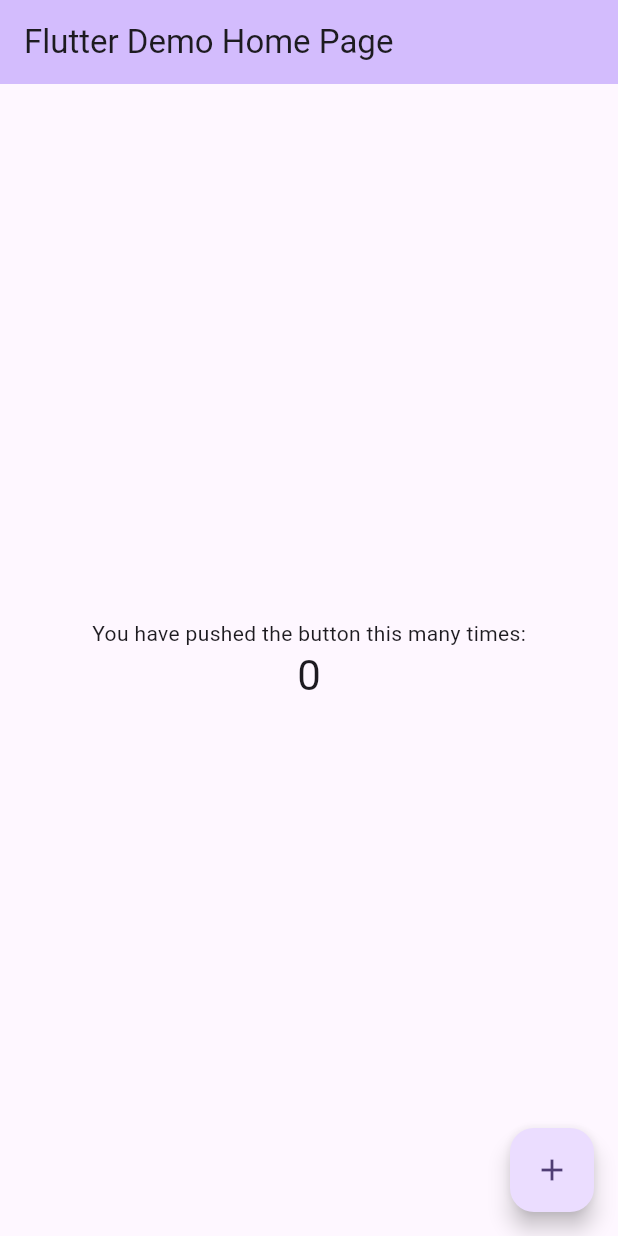
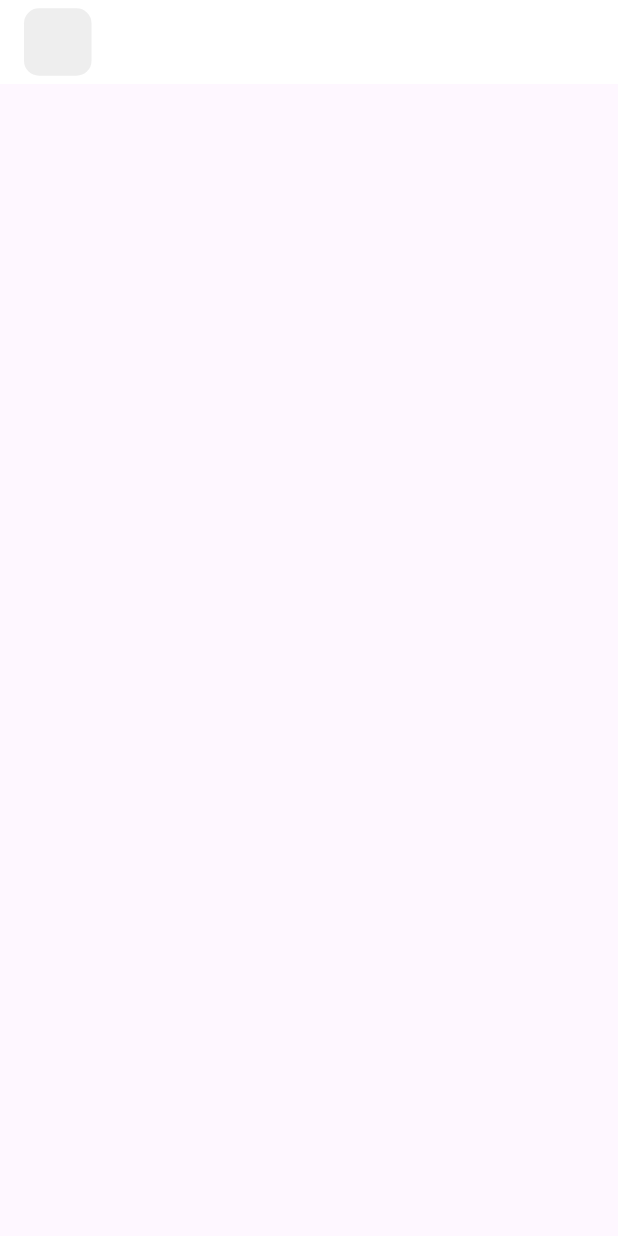
Before and after one commit to 4bhisheksharma/task-management-app, a Flutter app: the screen it shows after launch, on a phone screen of 412 x 824 dp. Run offline on Flutter 3.47's test engine with Material 3 defaults, Android fonts, the phone set to English and light mode, and no system bars.

Commit message:
introduce theme, added container in appbar//still in dev & minor adjustments in main

```diff
--- a/lib/main.dart
+++ b/lib/main.dart
@@ -1,122 +1,25 @@
 import 'package:flutter/material.dart';
+import 'package:flutter/services.dart';
+import 'package:tms/pages/home_page.dart';
 
 void main() {
-  runApp(const MyApp());
+  runApp(MyApp());
 }
 
 class MyApp extends StatelessWidget {
-  const MyApp({super.key});
-
-  // This widget is the root of your application.
   @override
   Widget build(BuildContext context) {
+    SystemChrome.setSystemUIOverlayStyle(
+      SystemUiOverlayStyle(
+        statusBarColor: Colors.transparent,
+        statusBarIconBrightness: Brightness.dark,
+      ),
+    );
     return MaterialApp(
-      title: 'Flutter Demo',
-      theme: ThemeData(
-        // This is the theme of your application.
-        //
-        // TRY THIS: Try running your application with "flutter run". You'll see
-        // the application has a purple toolbar. Then, without quitting the app,
-        // try changing the seedColor in the colorScheme below to Colors.green
-        // and then invoke "hot reload" (save your changes or press the "hot
-        // reload" button in a Flutter-supported IDE, or press "r" if you used
-        // the command line to start the app).
-        //
-        // Notice that the counter didn't reset back to zero; the application
-        // state is not lost during the reload. To reset the state, use hot
-        // restart instead.
-        //
-        // This works for code too, not just values: Most code changes can be
-        // tested with just a hot reload.
-        colorScheme: ColorScheme.fromSeed(seedColor: Colors.deepPurple),
-      ),
-      home: const MyHomePage(title: 'Flutter Demo Home Page'),
+      debugShowCheckedModeBanner: false,
+      title: 'Task Management App',
+      theme: ThemeData(primarySwatch: Colors.blue),
+      home: HomePage(),
     );
   }
 }
-
-class MyHomePage extends StatefulWidget {
-  const MyHomePage({super.key, required this.title});
-
-  // This widget is the home page of your application. It is stateful, meaning
-  // that it has a State object (defined below) that contains fields that affect
-  // how it looks.
-
-  // This class is the configuration for the state. It holds the values (in this
-  // case the title) provided by the parent (in this case the App widget) and
-  // used by the build method of the State. Fields in a Widget subclass are
-  // always marked "final".
-
-  final String title;
-
-  @override
-  State<MyHomePage> createState() => _MyHomePageState();
-}
-
-class _MyHomePageState extends State<MyHomePage> {
-  int _counter = 0;
-
-  void _incrementCounter() {
-    setState(() {
-      // This call to setState tells the Flutter framework that something has
-      // changed in this State, which causes it to rerun the build method below
-      // so that the display can reflect the updated values. If we changed
-      // _counter without calling setState(), then the build method would not be
-      // called again, and so nothing would appear to happen.
-      _counter++;
-    });
-  }
-
-  @override
-  Widget build(BuildContext context) {
-    // This method is rerun every time setState is called, for instance as done
-    // by the _incrementCounter method above.
-    //
-    // The Flutter framework has been optimized to make rerunning build methods
-    // fast, so that you can just rebuild anything that needs updating rather
-    // than having to individually change instances of widgets.
-    return Scaffold(
-      appBar: AppBar(
-        // TRY THIS: Try changing the color here to a specific color (to
-        // Colors.amber, perhaps?) and trigger a hot reload to see the AppBar
-        // change color while the other colors stay the same.
-        backgroundColor: Theme.of(context).colorScheme.inversePrimary,
-        // Here we take the value from the MyHomePage object that was created by
-        // the App.build method, and use it to set our appbar title.
-        title: Text(widget.title),
-      ),
-      body: Center(
-        // Center is a layout widget. It takes a single child and positions it
-        // in the middle of the parent.
-        child: Column(
-          // Column is also a layout widget. It takes a list of children and
-          // arranges them vertically. By default, it sizes itself to fit its
-          // children horizontally, and tries to be as tall as its parent.
-          //
-          // Column has various properties to control how it sizes itself and
-          // how it positions its children. Here we use mainAxisAlignment to
-          // center the children vertically; the main axis here is the vertical
-          // axis because Columns are vertical (the cross axis would be
-          // horizontal).
-          //
-          // TRY THIS: Invoke "debug painting" (choose the "Toggle Debug Paint"
-          // action in the IDE, or press "p" in the console), to see the
-          // wireframe for each widget.
-          mainAxisAlignment: MainAxisAlignment.center,
-          children: <Widget>[
-            const Text('You have pushed the button this many times:'),
-            Text(
-              '$_counter',
-              style: Theme.of(context).textTheme.headlineMedium,
-            ),
-          ],
-        ),
-      ),
-      floatingActionButton: FloatingActionButton(
-        onPressed: _incrementCounter,
-        tooltip: 'Increment',
-        child: const Icon(Icons.add),
-      ), // This trailing comma makes auto-formatting nicer for build methods.
-    );
-  }
-}
--- /dev/null
+++ b/lib/pages/home_page.dart
@@ -0,0 +1,36 @@
+import 'package:flutter/material.dart';
+import 'package:tms/themes/constant.dart';
+
+class HomePage extends StatefulWidget {
+  const HomePage({super.key});
+
+  @override
+  State<HomePage> createState() => _HomePageState();
+}
+
+class _HomePageState extends State<HomePage> {
+  @override
+  Widget build(BuildContext context) {
+    return Scaffold(appBar: _buildAppBar());
+  }
+}
+
+AppBar _buildAppBar() {
+  return AppBar(
+    title: Row(
+      children: [
+        Container(
+          height: 45,
+          width: 45,
+          decoration: BoxDecoration(
+            color: kLightGrey,
+            borderRadius: BorderRadius.circular(10),
+          ),
+        ),
+      ],
+    ),
+    centerTitle: true,
+    backgroundColor: kWhite,
+    elevation: 0,
+  );
+}
--- /dev/null
+++ b/lib/themes/constant.dart
@@ -0,0 +1,23 @@
+import 'package:flutter/material.dart';
+
+const Color kYellowLight = Color(0xFFFFF7EC);
+const Color kYellowDart = Color.fromARGB(255, 235, 182, 117);
+const Color kYellow = Color.fromARGB(255, 246, 231, 199);
+
+const Color kBlueLight = Color(0xFFEDF4FE);
+const Color kBlueDark = Color.fromARGB(255, 184, 205, 246);
+const Color kBlue = Color.fromARGB(255, 182, 196, 212);
+
+const Color kRed = Color(0xFFFBE4E6);
+const Color kRedDark = Color(0xFFF8BDC0);
+const Color kRedLight = Color(0xFFFCF0F0);
+
+const Color kWhite = Colors.white;
+Color kDark = Colors.grey.shade900;
+Color kLightGrey = Colors.grey.shade200;
+
+class MyTheme {
+  static const Color backgroundColor = Colors.white;
+  static const Color textColor = Colors.black;
+  static const Color subText = Color(0xffc6c6c6);
+}
```
